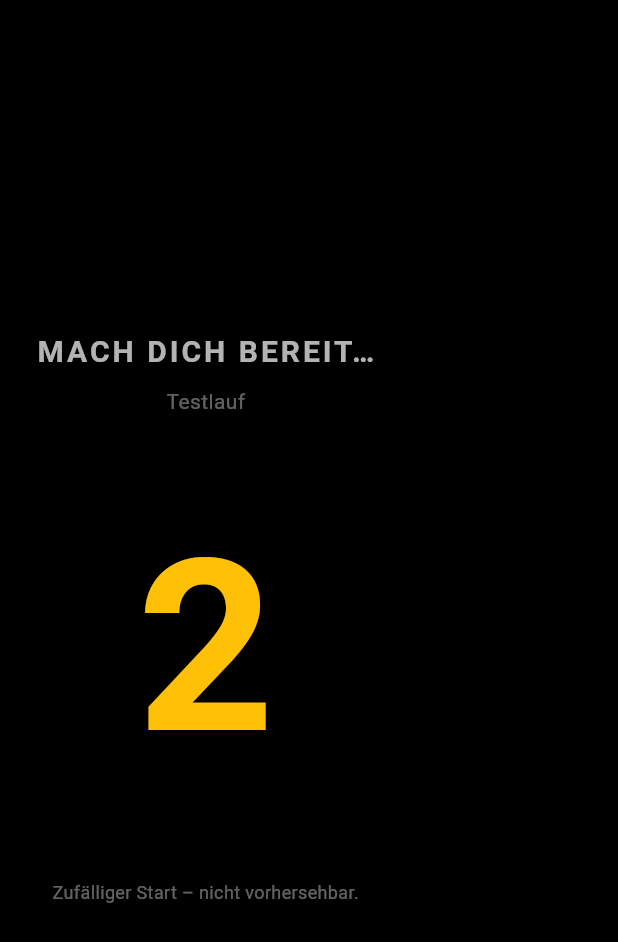
After one commit to notling09/BOLT, a Flutter app: the screen it shows after launch, after a tap on "Sprint starten", on a phone screen of 412 x 824 dp. The commit adds this screen. Shown: the top 942 px of the screen. Run offline on Flutter 3.47's test engine with Material 3 defaults, Android fonts, the phone set to English and light mode, and no system bars; our stand-ins replace geolocator, permission_handler.

Commit message:
Phase 4: Timer-Logik (UC2 / User-Story 2)
- TimerService: variabler Countdown (Random 3-7 s) + praezise Stoppuhr
  (Stopwatch als Zeitquelle, Flutter-frei und testbar)
- RaceScreen: Countdown-Phase -> Startsignal (SystemSound + Haptik) ->
  laufende Zeit MM:SS.hh; Anzeige-Ticker getrennt von der Zeitquelle;
  Abbrechen verwirft den Lauf
- Home-Button "Sprint starten" mit Dummy-Strecke (Persistenz folgt Phase 6)

Bewusst noch nicht: GPS-Zielerkennung (Phase 5), sqflite-Speicherung.

```diff
--- a/lib/main.dart
+++ b/lib/main.dart
@@ -1,8 +1,10 @@
 import 'package:flutter/material.dart';
 import 'package:flutter/services.dart';
 
+import 'models/track.dart';
 import 'screens/gps_test_screen.dart';
 import 'screens/measure_screen.dart';
+import 'screens/race_screen.dart';
 
 /// Einstiegspunkt der App.
 ///
@@ -107,6 +109,32 @@ class HomeScreen extends StatelessWidget {
               icon: const Icon(Icons.straighten),
               label: const Text('Strecke vermessen'),
             ),
+            const SizedBox(height: 12),
+            // Phase 4: Sprint mit Timer-Logik. Vorerst mit einer Dummy-Strecke,
+            // da Strecken noch nicht persistiert werden (kommt in Phase 6).
+            ElevatedButton.icon(
+              onPressed: () {
+                const dummyTrack = Track(
+                  name: 'Testlauf',
+                  startLat: 0,
+                  startLng: 0,
+                  endLat: 0,
+                  endLng: 0,
+                  distanceMeters: 100,
+                );
+                Navigator.of(context).push(
+                  MaterialPageRoute(
+                    builder: (_) => const RaceScreen(track: dummyTrack),
+                  ),
+                );
+              },
+              style: ElevatedButton.styleFrom(
+                backgroundColor: Colors.amber,
+                foregroundColor: Colors.black,
+              ),
+              icon: const Icon(Icons.timer),
+              label: const Text('Sprint starten'),
+            ),
           ],
         ),
       ),
--- /dev/null
+++ b/lib/screens/race_screen.dart
@@ -0,0 +1,195 @@
+import 'dart:async';
+
+import 'package:flutter/material.dart';
+import 'package:flutter/services.dart';
+
+import '../models/track.dart';
+import '../services/timer_service.dart';
+
+/// Die zwei Phasen des Rennens (UC2 / User-Story 2).
+enum _Phase {
+  countdown, // variabler Countdown läuft ("MACH DICH BEREIT…")
+  running,   // Stoppuhr läuft, Zeit wird gross angezeigt
+}
+
+/// Screen "Sprint starten" – Phase 4 (Timer-Logik).
+///
+/// Variabler Countdown (3–7 s) → Startsignal → laufende Zeitmessung.
+/// Die automatische Zielerkennung (GPS) kommt erst in Phase 5; hier stoppt
+/// die Zeit noch nicht von selbst, nur "Abbrechen" verwirft den Lauf.
+class RaceScreen extends StatefulWidget {
+  /// Die abzusprintende Strecke. Vorerst eine Dummy-Strecke vom HomeScreen,
+  /// da Strecken noch nicht persistiert werden.
+  final Track track;
+
+  const RaceScreen({super.key, required this.track});
+
+  @override
+  State<RaceScreen> createState() => _RaceScreenState();
+}
+
+class _RaceScreenState extends State<RaceScreen> {
+  final TimerService _timerService = TimerService();
+
+  /// Anzeige-Ticker: aktualisiert ~33×/Sek. die laufende Zeit. Die ZEIT selbst
+  /// kommt aber immer aus der Stopwatch (TimerService), nicht aus diesem Timer.
+  Timer? _displayTicker;
+
+  _Phase _phase = _Phase.countdown;
+  int _countdownValue = 0; // verbleibende Sekunden im Countdown
+  int _elapsedMs = 0;      // aktuelle Sprintzeit in ms
+
+  @override
+  void initState() {
+    super.initState();
+    // Startwert direkt setzen (kein setState in initState nötig).
+    _countdownValue = _timerService.randomCountdownSeconds();
+    _timerService.startCountdown(
+      seconds: _countdownValue,
+      onTick: (remaining) {
+        if (!mounted) return;
+        setState(() => _countdownValue = remaining);
+      },
+      onFinished: _onGo,
+    );
+  }
+
+  @override
+  void dispose() {
+    _displayTicker?.cancel();
+    _timerService.dispose();
+    super.dispose();
+  }
+
+  /// Wird beim "GO" aufgerufen: Startsignal geben und Zeitmessung beginnen.
+  void _onGo() {
+    if (!mounted) return;
+
+    // Klares Startsignal: Ton + spürbarer Ruck (Ton allein ist oft zu leise).
+    SystemSound.play(SystemSoundType.alert);
+    HapticFeedback.heavyImpact();
+
+    _timerService.startStopwatch();
+    setState(() => _phase = _Phase.running);
+
+    // UI-Auffrischer (~30 ms) für eine flüssige Hundertstel-Anzeige.
+    _displayTicker = Timer.periodic(const Duration(milliseconds: 30), (_) {
+      if (!mounted) return;
+      setState(() => _elapsedMs = _timerService.elapsedMs);
+    });
+  }
+
+  /// Sprint abbrechen: alles stoppen, nichts speichern, Screen verlassen.
+  void _abort() {
+    _displayTicker?.cancel();
+    _timerService.cancelCountdown();
+    _timerService.stopStopwatch();
+    Navigator.of(context).pop();
+  }
+
+  /// Formatiert Millisekunden als MM:SS.hh (Minuten:Sekunden.Hundertstel).
+  String _formatTime(int ms) {
+    final duration = Duration(milliseconds: ms);
+    final minutes = duration.inMinutes.toString().padLeft(2, '0');
+    final seconds = (duration.inSeconds % 60).toString().padLeft(2, '0');
+    final hundredths = ((ms % 1000) ~/ 10).toString().padLeft(2, '0');
+    return '$minutes:$seconds.$hundredths';
+  }
+
+  @override
+  Widget build(BuildContext context) {
+    return Scaffold(
+      body: SafeArea(
+        child: Padding(
+          padding: const EdgeInsets.all(24),
+          child: _phase == _Phase.countdown
+              ? _buildCountdown()
+              : _buildRunning(),
+        ),
+      ),
+    );
+  }
+
+  /// Phase 1: grosser Countdown-Zähler.
+  Widget _buildCountdown() {
+    return Column(
+      mainAxisAlignment: MainAxisAlignment.center,
+      children: [
+        const Text(
+          'MACH DICH BEREIT…',
+          style: TextStyle(
+            fontSize: 20,
+            letterSpacing: 2,
+            fontWeight: FontWeight.bold,
+            color: Colors.white70,
+          ),
+        ),
+        const SizedBox(height: 8),
+        Text(
+          widget.track.name,
+          style: const TextStyle(color: Colors.white38, fontSize: 14),
+        ),
+        const SizedBox(height: 40),
+        Text(
+          '$_countdownValue',
+          style: const TextStyle(
+            fontSize: 160,
+            fontWeight: FontWeight.bold,
+            color: Colors.amber,
+          ),
+        ),
+        const SizedBox(height: 40),
+        const Text(
+          'Zufälliger Start – nicht vorhersehbar.',
+          style: TextStyle(color: Colors.white38, fontSize: 12),
+          textAlign: TextAlign.center,
+        ),
+      ],
+    );
+  }
+
+  /// Phase 2: laufende Zeit gross + Abbrechen.
+  Widget _buildRunning() {
+    return Column(
+      mainAxisAlignment: MainAxisAlignment.center,
+      children: [
+        Text(
+          widget.track.name.toUpperCase(),
+          style: const TextStyle(
+            color: Colors.white54,
+            fontSize: 14,
+            letterSpacing: 1.5,
+          ),
+        ),
+        const SizedBox(height: 24),
+        // Monospace-Stil über tabularFigures, damit die Zahl beim Hochzählen
+        // nicht "wackelt".
+        Text(
+          _formatTime(_elapsedMs),
+          style: const TextStyle(
+            fontSize: 64,
+            fontWeight: FontWeight.bold,
+            color: Colors.amber,
+            fontFeatures: [FontFeature.tabularFigures()],
+          ),
+        ),
+        const SizedBox(height: 8),
+        const Text(
+          'LÄUFT…',
+          style: TextStyle(color: Colors.white38, letterSpacing: 2),
+        ),
+        const SizedBox(height: 64),
+        OutlinedButton.icon(
+          onPressed: _abort,
+          icon: const Icon(Icons.close),
+          label: const Text('ABBRECHEN'),
+          style: OutlinedButton.styleFrom(
+            foregroundColor: Colors.redAccent,
+            side: const BorderSide(color: Colors.redAccent),
+            padding: const EdgeInsets.symmetric(horizontal: 32, vertical: 14),
+          ),
+        ),
+      ],
+    );
+  }
+}
--- /dev/null
+++ b/lib/services/timer_service.dart
@@ -0,0 +1,80 @@
+import 'dart:async';
+import 'dart:math';
+
+/// Renn-Zeitlogik für Phase 4 (UC2 / User-Story 2):
+/// variabler Countdown + präzise Stoppuhr.
+///
+/// Bewusst Flutter-frei (nur dart:async / dart:math), damit der Service
+/// unabhängig testbar bleibt. Die UI-Aktualisierung (Anzeige-Ticker)
+/// liegt im Screen, nicht hier.
+class TimerService {
+  /// Injizierbar, damit man den Zufall in Tests deterministisch machen kann.
+  final Random _random;
+
+  /// Zeitquelle für die laufende Sprintzeit. Stopwatch liest eine
+  /// hochauflösende, monotone Systemuhr → driftet nicht (anders als das
+  /// Aufsummieren von Timer-Ticks).
+  final Stopwatch _stopwatch = Stopwatch();
+
+  /// Der herunterzählende Sekunden-Timer.
+  Timer? _countdownTimer;
+
+  TimerService({Random? random}) : _random = random ?? Random();
+
+  /// Zufällige Countdown-Dauer in GANZEN Sekunden zwischen 3 und 7.
+  ///
+  /// Zweck (Fairness): Der Startmoment darf nicht vorhersehbar sein, sonst
+  /// könnte der Nutzer den Sprint "timen" und sich einen Vorteil verschaffen.
+  /// Ganze Sekunden 3–7 sind dafür unvorhersehbar genug; Millisekunden-Zufall
+  /// brächte keinen zusätzlichen Fairness-Gewinn.
+  int randomCountdownSeconds() => 3 + _random.nextInt(5); // 3, 4, 5, 6 oder 7
+
+  /// Startet einen Sekunden-Countdown.
+  ///
+  /// [onTick] erhält bei jedem Schritt die verbleibenden Sekunden (>= 1).
+  /// [onFinished] feuert genau einmal, wenn 0 erreicht ist (= "GO").
+  void startCountdown({
+    required int seconds,
+    required void Function(int remaining) onTick,
+    required void Function() onFinished,
+  }) {
+    _countdownTimer?.cancel();
+    var remaining = seconds;
+
+    _countdownTimer = Timer.periodic(const Duration(seconds: 1), (timer) {
+      remaining--;
+      if (remaining > 0) {
+        onTick(remaining);
+      } else {
+        timer.cancel();
+        onFinished();
+      }
+    });
+  }
+
+  /// Bricht einen laufenden Countdown ab (z. B. beim Verlassen des Screens).
+  void cancelCountdown() {
+    _countdownTimer?.cancel();
+    _countdownTimer = null;
+  }
+
+  /// Startet die Stoppuhr von 0 (ab dem Startsignal aufgerufen).
+  void startStopwatch() {
+    _stopwatch
+      ..reset()
+      ..start();
+  }
+
+  /// Stoppt die Stoppuhr (in Phase 5 bei Zielerkennung, hier beim Abbrechen).
+  void stopStopwatch() => _stopwatch.stop();
+
+  /// Aktuelle Sprintzeit in Millisekunden – passend zum Run-Modell (Zeit in ms).
+  int get elapsedMs => _stopwatch.elapsedMilliseconds;
+
+  /// Alles beenden – im dispose() des Screens aufrufen, damit nichts im
+  /// Hintergrund weiterläuft.
+  void dispose() {
+    _countdownTimer?.cancel();
+    _stopwatch.stop();
+  }
+}
```
